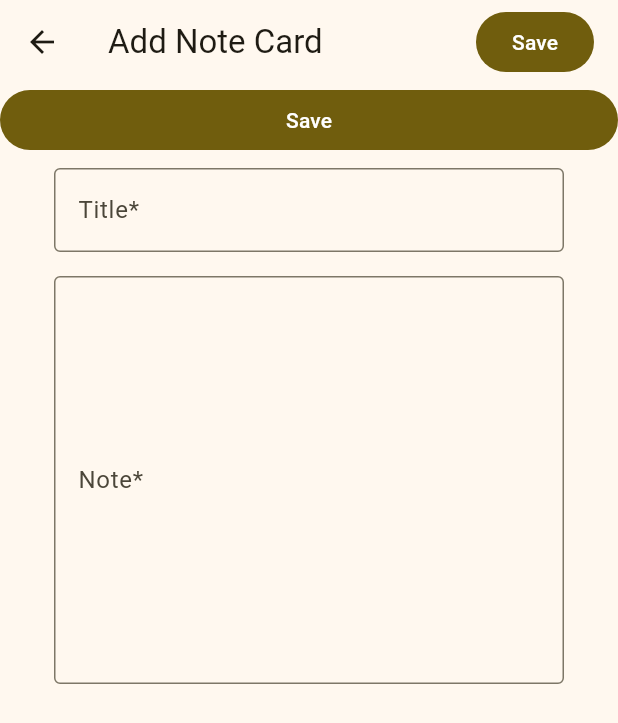
After one commit to TiimmyFTurner/wallet, a Flutter app: the AddImageCardScreen screen opened by its route, on a phone screen of 412 x 824 dp. The commit adds this screen. Shown: the top 723 px of the screen. Run offline on Flutter 3.47's test engine with Material 3 defaults, Android fonts, the phone set to English and light mode, and no system bars; drawn by our look-alikes of dynamic_color; our stand-ins replace flutter_riverpod, freezed_annotation, go_router, image_picker, riverpod_annotation, share_plus and 1 more; accounts and stored records are empty; generated files the repository leaves out were written again.

Commit message:
add add_image_card_screen

```diff
--- a/lib/infrastructure/router.dart
+++ b/lib/infrastructure/router.dart
@@ -1,5 +1,6 @@
 import 'package:go_router/go_router.dart';
 import 'package:wallet/presentation/screens/add_credit_card_screen.dart';
+import 'package:wallet/presentation/screens/add_image_card_screen.dart';
 import 'package:wallet/presentation/screens/add_note_card_screen.dart';
 import 'package:wallet/presentation/screens/edit_credit_card_screen.dart';
 import 'package:wallet/presentation/screens/edit_note_card_screen.dart';
@@ -28,6 +29,10 @@ final GoRouter router = GoRouter(routes: <RouteBase>[
         builder: (context, state) =>
             EditNoteCardScreen(state.pathParameters['noteCardId']!),
       ),
+      GoRoute(
+        path: 'addImageCard',
+        builder: (context, state) => const AddImageCardScreen(),
+      ),
     ],
   )
 ]);
--- /dev/null
+++ b/lib/presentation/screens/add_image_card_screen.dart
@@ -0,0 +1,115 @@
+import 'package:flutter/material.dart';
+import 'package:flutter/services.dart';
+import 'package:flutter_riverpod/flutter_riverpod.dart';
+import 'package:go_router/go_router.dart';
+import 'package:wallet/application/state_management/credit_cards_provider.dart';
+import 'package:wallet/application/state_management/note_cards_provider.dart';
+import 'package:wallet/domain/bank_model.dart';
+import 'package:wallet/domain/credit_card_model.dart';
+import 'package:wallet/domain/note_card_model.dart';
+import 'package:wallet/infrastructure/data/bank_data.dart';
+import 'package:flutter_gen/gen_l10n/app_localizations.dart';
+import 'package:uuid/uuid.dart';
+import 'package:image_picker/image_picker.dart';
+
+class AddImageCardScreen extends ConsumerStatefulWidget {
+  const AddImageCardScreen({super.key});
+
+  @override
+  AddImageCardScreenState createState() {
+    return AddImageCardScreenState();
+  }
+}
+
+class AddImageCardScreenState extends ConsumerState<AddImageCardScreen> {
+  final _titleController = TextEditingController();
+  final _noteController = TextEditingController();
+
+  var uuid = const Uuid();
+
+  @override
+  void dispose() {
+    _titleController.dispose();
+    _noteController.dispose();
+    super.dispose();
+  }
+
+  final _formKey = GlobalKey<FormState>();
+  String _selectedBackground = "1";
+  final _backgroundList = List<String>.generate(10, (i) {
+    return (i + 1).toString();
+  });
+
+  @override
+  Widget build(BuildContext context) {
+    return Scaffold(
+      appBar: AppBar(
+        actions: [
+          FilledButton(
+              onPressed: () {
+                if (_formKey.currentState!.validate()) {
+                  NoteCard createdCard = NoteCard(
+                    id: uuid.v1(),
+                    bgId: _selectedBackground,
+                    title: _titleController.text,
+                    note: _noteController.text,
+                  );
+                  ref.read(noteCardsProvider.notifier).addNoteCard(createdCard);
+                  context.pop();
+                }
+              },
+              child: Text(AppLocalizations.of(context)!.save)),
+          const SizedBox(width: 16)
+        ],
+        title: Text(AppLocalizations.of(context)!.addNoteCard),
+      ),
+      body: Form(
+        key: _formKey,
+        child: ListView(
+          children: [
+            FilledButton(
+                onPressed: () async {
+                  final image = await ImagePicker().pickImage(source: ImageSource.camera);
+                },
+                child: Text(AppLocalizations.of(context)!.save)),
+            Padding(
+              padding: const EdgeInsets.symmetric(vertical: 8, horizontal: 36),
+              child: TextFormField(
+                controller: _titleController,
+                decoration: InputDecoration(
+                  labelText: "${AppLocalizations.of(context)!.title}*",
+                  border: const OutlineInputBorder(),
+                ),
+                validator: (value) {
+                  if (value == null || value.isEmpty) {
+                    return AppLocalizations.of(context)!.cantBeNull;
+                  }
+                  return null;
+                },
+              ),
+            ),
+            Padding(
+              padding: const EdgeInsets.symmetric(vertical: 8, horizontal: 36),
+              child: TextFormField(
+                keyboardType: TextInputType.multiline,
+                maxLines: 10,
+                controller: _noteController,
+                decoration: InputDecoration(
+                  labelText: "${AppLocalizations.of(context)!.note}*",
+                  border: const OutlineInputBorder(),
+                ),
+                validator: (value) {
+                  if (value == null || value.isEmpty) {
+                    return AppLocalizations.of(context)!.cantBeNull;
+                  }
+                  return null;
+                },
+              ),
+            ),
+            const SizedBox(height: 8)
+          ],
+        ),
+      ),
+    );
+  }
+}
--- a/lib/presentation/screens/home_screen.dart
+++ b/lib/presentation/screens/home_screen.dart
@@ -128,7 +128,10 @@ class _HomeScreenState extends ConsumerState<HomeScreen> {
                     shape: const RoundedRectangleBorder(
                         borderRadius: BorderRadius.all(Radius.circular(4))),
                   ),
-                  onPressed: () => {},
+                  onPressed: () {
+                    context.pop();
+                    context.go('/addImageCard');
+                  },
                   child: Text(
                     AppLocalizations.of(context)!.imageCard,
                     style: const TextStyle(fontSize: 20),
```
